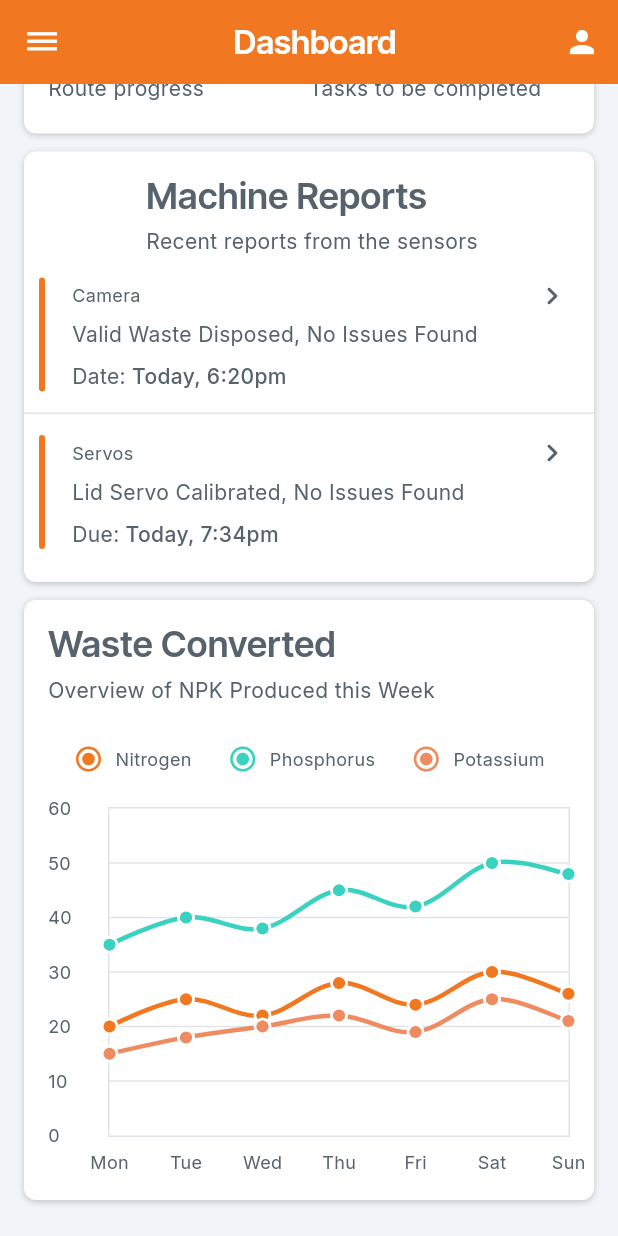
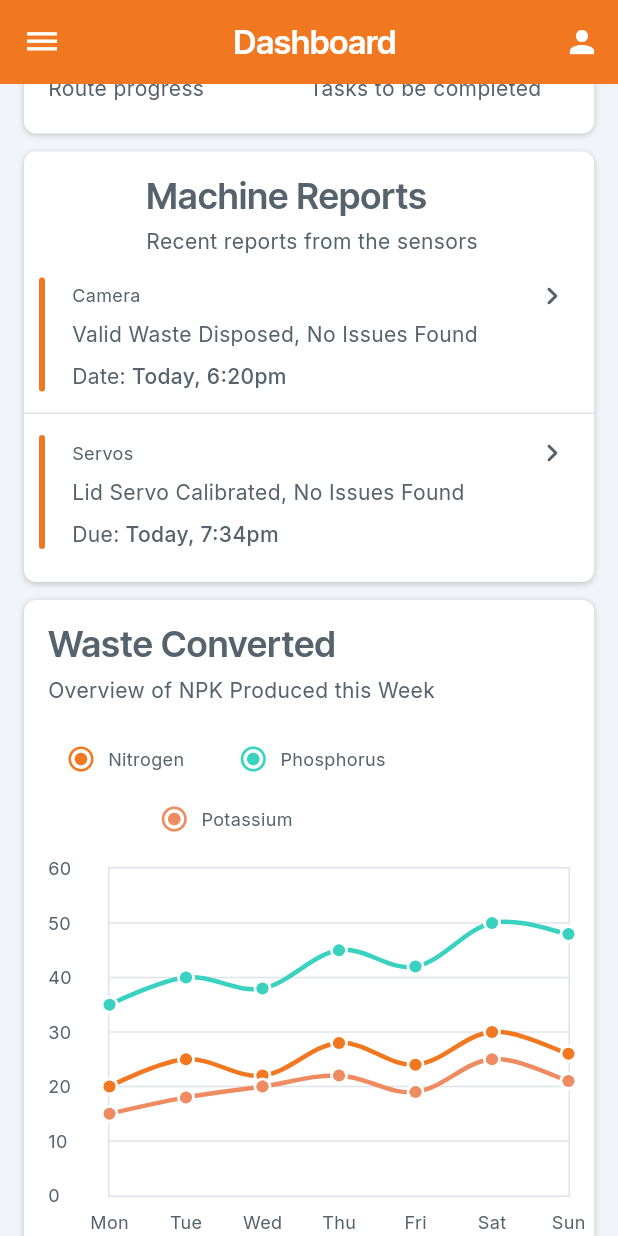
Before and after one commit to JohnIvn/NutriBin-Application, a Flutter app: the DashboardPage screen opened by its route, scrolled down 345 dp, on a phone screen of 412 x 824 dp. Run offline on Flutter 3.47's test engine with Material 3 defaults, Android fonts, the phone set to English and light mode, and no system bars; drawn by our look-alikes of fl_chart, flutter_animate; our stand-ins replace cached_network_image, font_awesome_flutter, google_fonts.

Commit message:
Final Part 3

```diff
--- a/lib/pages/dashboard.dart
+++ b/lib/pages/dashboard.dart
@@ -667,8 +667,10 @@ class _DashboardPageState extends State<DashboardPage>
                       ),
                       Padding(
                         padding: const EdgeInsets.fromLTRB(16, 4, 16, 16),
-                        child: Row(
-                          mainAxisAlignment: MainAxisAlignment.center,
+                        child: Wrap(
+                          alignment: WrapAlignment.center,
+                          spacing: 12,
+                          runSpacing: 8,
                           children: [
                             _buildLegendItem('Nitrogen', _primaryColor),
                             _buildLegendItem('Phosphorus', _secondaryColor),
--- a/lib/pages/landing_page.dart
+++ b/lib/pages/landing_page.dart
@@ -169,7 +169,7 @@ class LandingPage extends StatelessWidget {
                     ),
                     child: ElevatedButton(
                       onPressed: () {
-                        print('About Us pressed');
+                        Navigator.pushNamed(context, '/about');
                       },
                       style: ElevatedButton.styleFrom(
                         minimumSize: const Size(double.infinity, 40),
```
